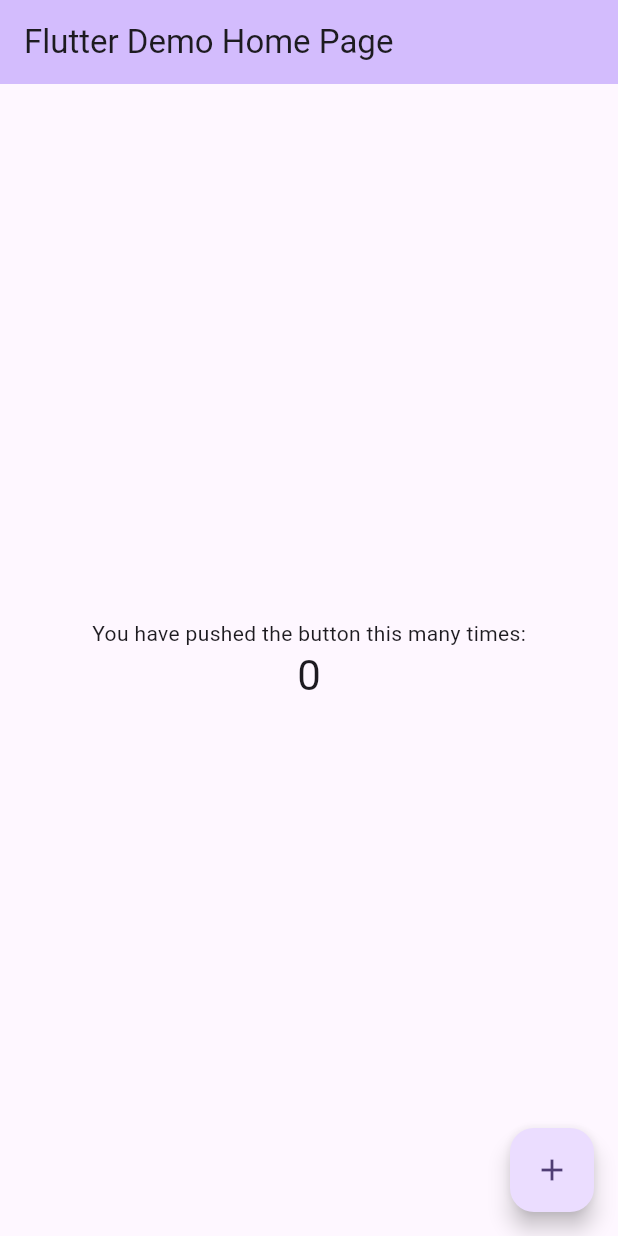
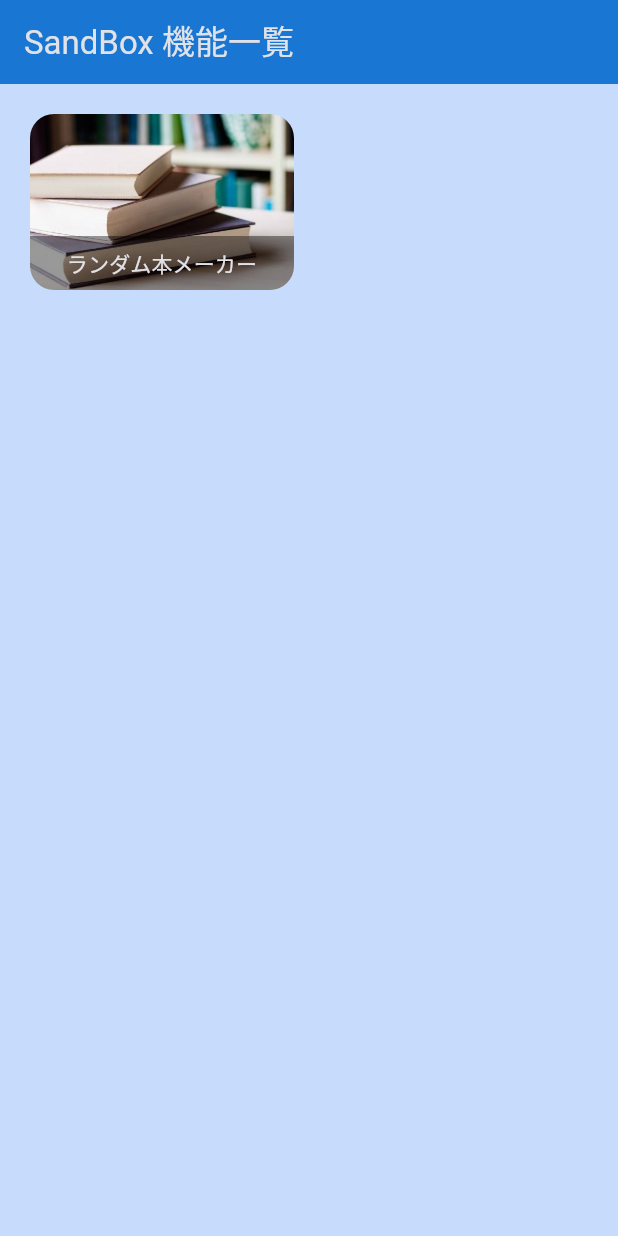
Before and after one commit to kiki-a-0622/sandbox, a Flutter app: the screen it shows after launch, on a phone screen of 412 x 824 dp. Run offline on Flutter 3.47's test engine with Material 3 defaults, Android fonts, the phone set to English and light mode, and no system bars; our stand-ins replace flutter_riverpod.

Commit message:
Home画面の初期構築

```diff
--- a/lib/main.dart
+++ b/lib/main.dart
@@ -1,74 +1,32 @@
 import 'package:flutter/material.dart';
+import 'package:flutter_riverpod/flutter_riverpod.dart';
+import 'package:sandbox/screens/home.dart';
 
 void main() {
-  runApp(const MyApp());
+  runApp(
+    const ProviderScope(
+      child: App(),
+    ),
+  );
 }
 
-class MyApp extends StatelessWidget {
-  const MyApp({
-    super.key,
-  });
+class App extends StatelessWidget {
+  const App({super.key});
 
   @override
   Widget build(BuildContext context) {
     return MaterialApp(
-      title: 'Flutter Demo',
-      theme: ThemeData(
-        colorScheme: ColorScheme.fromSeed(seedColor: Colors.deepPurple),
-        useMaterial3: true,
+      theme: ThemeData.dark().copyWith(
+        colorScheme: ColorScheme.fromSeed(
+          seedColor: const Color.fromARGB(255, 33, 150, 243), // 明るいブルー
+          brightness: Brightness.dark,
+          secondary: const Color.fromARGB(255, 144, 202, 249), // ライトブルー
+          surface: const Color.fromARGB(255, 25, 118, 210), // ネイビーブルー
+        ),
+        scaffoldBackgroundColor:
+            const Color.fromARGB(255, 199, 220, 252), // ダークブルー
       ),
-      home: const MyHomePage(title: 'Flutter Demo Home Page'),
+      home: const HomeScreen(),
     );
   }
 }
-
-class MyHomePage extends StatefulWidget {
-  const MyHomePage({
-    super.key,
-    required this.title,
-  });
-
-  final String title;
-
-  @override
-  State<MyHomePage> createState() => _MyHomePageState();
-}
-
-class _MyHomePageState extends State<MyHomePage> {
-  int _counter = 0;
-
-  void _incrementCounter() {
-    setState(() {
-      _counter++;
-    });
-  }
-
-  @override
-  Widget build(BuildContext context) {
-    return Scaffold(
-      appBar: AppBar(
-        backgroundColor: Theme.of(context).colorScheme.inversePrimary,
-        title: Text(widget.title),
-      ),
-      body: Center(
-        child: Column(
-          mainAxisAlignment: MainAxisAlignment.center,
-          children: <Widget>[
-            const Text(
-              'You have pushed the button this many times:',
-            ),
-            Text(
-              '$_counter',
-              style: Theme.of(context).textTheme.headlineMedium,
-            ),
-          ],
-        ),
-      ),
-      floatingActionButton: FloatingActionButton(
-        onPressed: _incrementCounter,
-        tooltip: 'Increment',
-        child: const Icon(Icons.add),
-      ),
-    );
-  }
-}
--- /dev/null
+++ b/lib/screens/home.dart
@@ -0,0 +1,70 @@
+import 'package:flutter/material.dart';
+
+class HomeScreen extends StatelessWidget {
+  const HomeScreen({
+    super.key,
+  });
+
+  @override
+  Widget build(BuildContext context) {
+    return Scaffold(
+      appBar: AppBar(
+        title: const Text(
+          'SandBox 機能一覧',
+        ),
+      ),
+      body: GridView(
+        padding: const EdgeInsets.all(20),
+        gridDelegate: const SliverGridDelegateWithFixedCrossAxisCount(
+          crossAxisCount: 2,
+          childAspectRatio: 3 / 2,
+          crossAxisSpacing: 20,
+          mainAxisSpacing: 20,
+        ),
+        children: [
+          InkWell(
+            onTap: () {},
+            splashColor: Theme.of(context).primaryColor,
+            borderRadius: BorderRadius.circular(16),
+            child: Stack(
+              children: [
+                Container(
+                  padding: const EdgeInsets.all(16),
+                  decoration: BoxDecoration(
+                    borderRadius: BorderRadius.circular(16),
+                    image: const DecorationImage(
+                      image: AssetImage('assets/images/book.JPG'),
+                      fit: BoxFit.cover,
+                    ),
+                  ),
+                ),
+                Align(
+                  alignment: Alignment.bottomCenter,
+                  child: Container(
+                    width: double.infinity,
+                    padding:
+                        const EdgeInsets.symmetric(vertical: 8, horizontal: 16),
+                    decoration: BoxDecoration(
+                      color: Colors.black.withOpacity(0.4),
+                      borderRadius: const BorderRadius.only(
+                        bottomLeft: Radius.circular(16),
+                        bottomRight: Radius.circular(16),
+                      ),
+                    ),
+                    child: Text(
+                      'ランダム本メーカー',
+                      style: Theme.of(context).textTheme.titleSmall!.copyWith(
+                            color: Theme.of(context).colorScheme.onSurface,
+                          ),
+                      textAlign: TextAlign.center,
+                    ),
+                  ),
+                ),
+              ],
+            ),
+          ),
+        ],
+      ),
+    );
+  }
+}
```
Also changed, not shown: pubspec.yaml (+5 -5 lines), assets/images/book.JPG (added), pubspec.lock, 8 other files.
